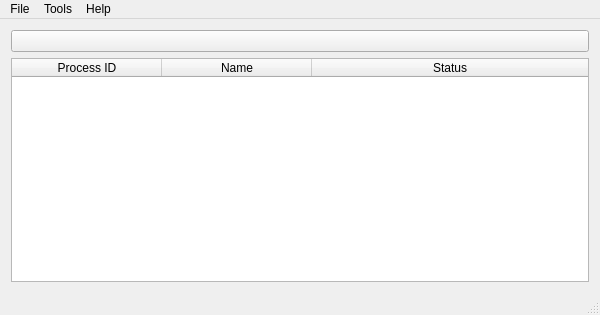
First picture: the form in mainwindow.ui, repository dutchgold92/TaskStalker, before the edit.
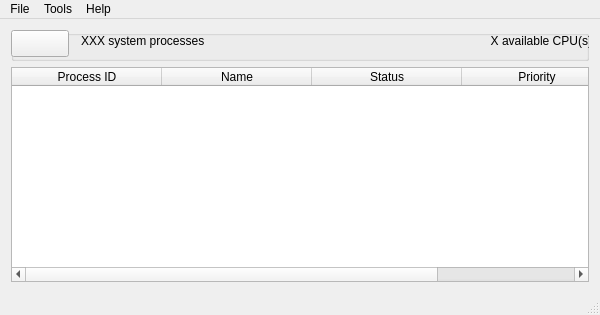
Second picture: the form after the edit. Icons and pictures are not drawn.

```diff
--- a/mainwindow.ui
+++ b/mainwindow.ui
@@ -16,6 +16,12 @@
     <verstretch>0</verstretch>
    </sizepolicy>
   </property>
+  <property name="minimumSize">
+   <size>
+    <width>600</width>
+    <height>315</height>
+   </size>
+  </property>
   <property name="windowTitle">
    <string>Task Stalker</string>
   </property>
@@ -27,11 +33,71 @@
     </sizepolicy>
    </property>
    <layout class="QVBoxLayout" name="verticalLayout">
+    <property name="sizeConstraint">
+     <enum>QLayout::SetDefaultConstraint</enum>
+    </property>
     <item>
-     <widget class="QPushButton" name="toggleUpdateButton">
-      <property name="text">
+     <widget class="QGroupBox" name="groupBox">
+      <property name="title">
        <string/>
       </property>
+      <property name="alignment">
+       <set>Qt::AlignLeading|Qt::AlignLeft|Qt::AlignTop</set>
+      </property>
+      <property name="flat">
+       <bool>false</bool>
+      </property>
+      <widget class="QPushButton" name="toggleUpdateButton">
+       <property name="geometry">
+        <rect>
+         <x>0</x>
+         <y>0</y>
+         <width>58</width>
+         <height>27</height>
+        </rect>
+       </property>
+       <property name="sizePolicy">
+        <sizepolicy hsizetype="Fixed" vsizetype="Fixed">
+         <horstretch>0</horstretch>
+         <verstretch>0</verstretch>
+        </sizepolicy>
+       </property>
+       <property name="text">
+        <string/>
+       </property>
+      </widget>
+      <widget class="QLabel" name="processCountLabel">
+       <property name="geometry">
+        <rect>
+         <x>70</x>
+         <y>0</y>
+         <width>321</width>
+         <height>21</height>
+        </rect>
+       </property>
+       <property name="text">
+        <string>XXX system processes</string>
+       </property>
+      </widget>
+      <widget class="QLabel" name="cpuCountLabel">
+       <property name="geometry">
+        <rect>
+         <x>400</x>
+         <y>0</y>
+         <width>181</width>
+         <height>21</height>
+        </rect>
+       </property>
+       <property name="text">
+        <string>X available CPU(s)</string>
+       </property>
+       <property name="alignment">
+        <set>Qt::AlignRight|Qt::AlignTrailing|Qt::AlignVCenter</set>
+       </property>
+       <property name="margin">
+        <number>2</number>
+       </property>
+      </widget>
      </widget>
     </item>
     <item>
@@ -58,13 +124,13 @@
        <enum>Qt::NoPen</enum>
       </property>
       <property name="sortingEnabled">
-       <bool>false</bool>
+       <bool>true</bool>
       </property>
       <property name="cornerButtonEnabled">
        <bool>true</bool>
       </property>
       <property name="columnCount">
-       <number>3</number>
+       <number>4</number>
       </property>
       <attribute name="horizontalHeaderVisible">
        <bool>true</bool>
@@ -75,7 +141,7 @@
       <attribute name="horizontalHeaderDefaultSectionSize">
        <number>150</number>
       </attribute>
-      <attribute name="horizontalHeaderStretchLastSection">
+      <attribute name="horizontalHeaderShowSortIndicator" stdset="0">
        <bool>true</bool>
       </attribute>
       <attribute name="verticalHeaderVisible">
@@ -100,9 +166,6 @@
        <property name="text">
         <string>Process ID</string>
        </property>
-       <property name="textAlignment">
-        <set>AlignHCenter|AlignVCenter|AlignCenter</set>
-       </property>
       </column>
       <column>
        <property name="text">
@@ -114,6 +177,11 @@
         <string>Status</string>
        </property>
       </column>
+      <column>
+       <property name="text">
+        <string>Priority</string>
+       </property>
+      </column>
      </widget>
     </item>
    </layout>
```
Left out of the diff: 30 changed lines with no effect on the pictures.
